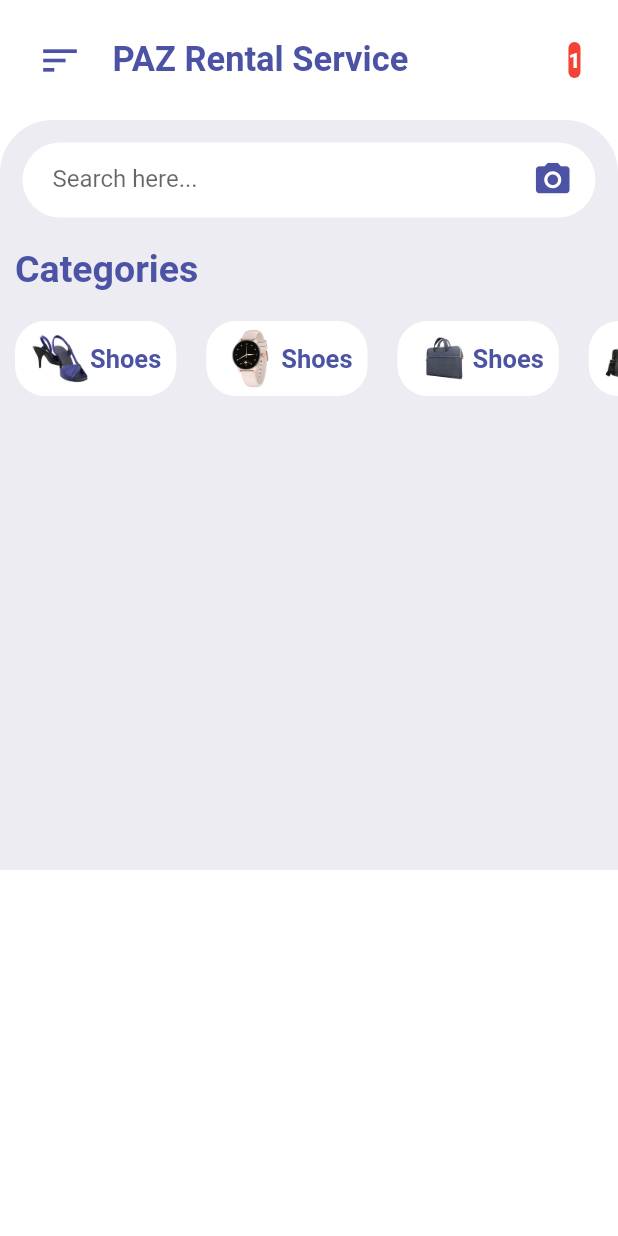
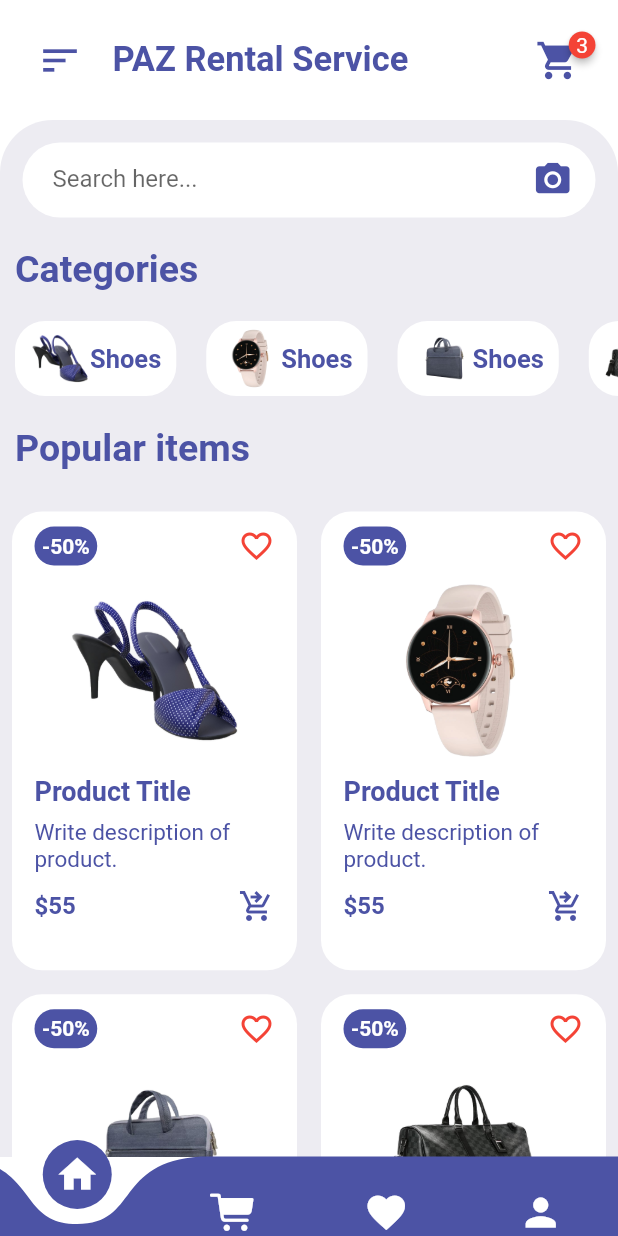
Before and after one commit to Phyo2000/rental_user, a Flutter app: the HomePage screen opened by its route, on a phone screen of 412 x 824 dp. Run offline on Flutter 3.47's test engine with Material 2 defaults, Android fonts, the light colour scheme and no system bars; drawn by our look-alikes of badges, curved_navigation_bar; our stand-ins replace dio.

Commit message:
Home page UI

```diff
--- /dev/null
+++ b/lib/cart/views/cart_page.dart
@@ -0,0 +1,17 @@
+import 'package:flutter/material.dart';
+import 'package:rental_user/cart/widgets/cart_appbar.dart';
+
+class CartPage extends StatelessWidget {
+  const CartPage({super.key});
+
+  @override
+  Widget build(BuildContext context) {
+    return Scaffold(
+      body: ListView(
+        children: [
+          CartAppBar(),
+        ],
+      ),
+    );
+  }
+}
--- /dev/null
+++ b/lib/cart/widgets/cart_appbar.dart
@@ -0,0 +1,10 @@
+import 'package:flutter/material.dart';
+
+class CartAppBar extends StatelessWidget {
+  const CartAppBar({super.key});
+
+  @override
+  Widget build(BuildContext context) {
+    return const Placeholder();
+  }
+}
--- a/lib/home/views/home_page.dart
+++ b/lib/home/views/home_page.dart
@@ -1,10 +1,9 @@
-import 'dart:math';
-
+import 'package:curved_navigation_bar/curved_navigation_bar.dart';
+import 'package:flutter/cupertino.dart';
 import 'package:flutter/material.dart';
-import 'package:flutter/src/widgets/framework.dart';
-import 'package:flutter/src/widgets/placeholder.dart';
 import 'package:rental_user/home/widgets/categories_widget.dart';
 import 'package:rental_user/home/widgets/home_appbar.dart';
+import 'package:rental_user/home/widgets/items_widget.dart';
 
 class HomePage extends StatelessWidget {
   const HomePage({super.key});
@@ -15,8 +14,10 @@ class HomePage extends StatelessWidget {
       body: ListView(
         children: [
           const HomeAppBar(),
+
+          // Search
+
           Container(
-            height: 500,
             padding: const EdgeInsets.only(top: 15),
             decoration: BoxDecoration(
               color: Color(0xFFEDECF2),
@@ -56,6 +57,9 @@ class HomePage extends StatelessWidget {
                     ],
                   ),
                 ),
+
+                // Categories
+
                 Container(
                   alignment: Alignment.centerLeft,
                   margin: const EdgeInsets.symmetric(
@@ -72,10 +76,57 @@ class HomePage extends StatelessWidget {
                   ),
                 ),
 
-                // Categories
+                // Categories Widget
+
                 CategoriesWidget(),
+
+                // Items
+
+                Container(
+                  alignment: Alignment.centerLeft,
+                  margin: EdgeInsets.symmetric(vertical: 20, horizontal: 10),
+                  child: Text(
+                    "Popular items",
+                    style: TextStyle(
+                      fontSize: 25,
+                      fontWeight: FontWeight.bold,
+                      color: Color(0xFF4C53A5),
+                    ),
+                  ),
+                ),
+
+                // Items Widget
+                ItemsWidget(),
               ],
             ),
+          ),
+        ],
+      ),
+      bottomNavigationBar: CurvedNavigationBar(
+        backgroundColor: Colors.transparent,
+        onTap: (index) {},
+        height: 53,
+        color: Color(0xFF4C53A5),
+        items: [
+          Icon(
+            Icons.home,
+            size: 30,
+            color: Colors.white,
+          ),
+          Icon(
+            CupertinoIcons.cart_fill,
+            size: 30,
+            color: Colors.white,
+          ),
+          Icon(
+            Icons.favorite,
+            size: 30,
+            color: Colors.white,
+          ),
+          Icon(
+            Icons.person,
+            size: 30,
+            color: Colors.white,
           ),
         ],
       ),
--- a/lib/home/widgets/home_appbar.dart
+++ b/lib/home/widgets/home_appbar.dart
@@ -30,23 +30,20 @@ class HomeAppBar extends StatelessWidget {
             ),
           ),
           const Spacer(),
-          AnimatedContainer(
-            duration: Duration(milliseconds: 500),
-            height: 24,
-            decoration: BoxDecoration(
-              color: Colors.red,
-              borderRadius: BorderRadius.circular(12),
+          badges.Badge(
+            onTap: () {
+              Navigator.pushNamed(context, '/cart');
+            },
+            badgeContent: Text(
+              '3',
+              style: TextStyle(color: Colors.white),
             ),
-            child: Center(
-              child: Text(
-                '1',
-                style: TextStyle(
-                  color: Colors.white,
-                  fontWeight: FontWeight.bold,
-                ),
-              ),
+            child: Icon(
+              Icons.shopping_cart,
+              size: 30,
+              color: Color(0xFF4C53A5),
             ),
-          ),
+          )
         ],
       ),
     );
--- /dev/null
+++ b/lib/home/widgets/items_widget.dart
@@ -0,0 +1,106 @@
+import 'package:flutter/material.dart';
+
+class ItemsWidget extends StatelessWidget {
+  const ItemsWidget({super.key});
+
+  @override
+  Widget build(BuildContext context) {
+    return GridView.count(
+      childAspectRatio: 0.64,
+      physics: NeverScrollableScrollPhysics(),
+      crossAxisCount: 2,
+      shrinkWrap: true,
+      children: [
+        for (int i = 1; i < 5; i++)
+          Container(
+            padding: const EdgeInsets.only(left: 15, right: 15, top: 10),
+            margin: const EdgeInsets.symmetric(vertical: 8, horizontal: 8),
+            decoration: BoxDecoration(
+              color: Colors.white,
+              borderRadius: BorderRadius.circular(20),
+            ),
+            child: Column(
+              children: [
+                Row(
+                  mainAxisAlignment: MainAxisAlignment.spaceBetween,
+                  children: [
+                    Container(
+                      padding: const EdgeInsets.all(5),
+                      decoration: BoxDecoration(
+                        color: Color(0xFF4C53A5),
+                        borderRadius: BorderRadius.circular(20),
+                      ),
+                      child: Text(
+                        "-50%",
+                        style: TextStyle(
+                          fontSize: 14,
+                          color: Colors.white,
+                          fontWeight: FontWeight.bold,
+                        ),
+                      ),
+                    ),
+                    Icon(
+                      Icons.favorite_border,
+                      color: Colors.red,
+                    )
+                  ],
+                ),
+                InkWell(
+                  onTap: () {},
+                  child: Container(
+                    margin: const EdgeInsets.all(10),
+                    child: Image.asset(
+                      "assets/images/$i.png",
+                      height: 120,
+                      width: 120,
+                    ),
+                  ),
+                ),
+                Container(
+                  padding: const EdgeInsets.only(bottom: 8),
+                  alignment: Alignment.centerLeft,
+                  child: Text(
+                    "Product Title",
+                    style: TextStyle(
+                      fontSize: 18,
+                      color: Color(0xFF4C53A5),
+                      fontWeight: FontWeight.bold,
+                    ),
+                  ),
+                ),
+                Container(
+                  alignment: Alignment.centerLeft,
+                  child: Text(
+                    "Write description of product.",
+                    style: TextStyle(
+                      fontSize: 15,
+                      color: Color(0xFF4C53A5),
+                    ),
+                  ),
+                ),
+                Padding(
+                  padding: const EdgeInsets.symmetric(vertical: 10),
+                  child: Row(
+                    mainAxisAlignment: MainAxisAlignment.spaceBetween,
+                    children: [
+                      Text(
+                        "\$55",
+                        style: TextStyle(
+                            fontSize: 16,
+                            fontWeight: FontWeight.bold,
+                            color: Color(0xFF4C53A5)),
+                      ),
+                      Icon(
+                        Icons.shopping_cart_checkout,
+                        color: Color(0xFF4C53A5),
+                      ),
+                    ],
+                  ),
+                ),
+              ],
+            ),
+          ),
+      ],
+    );
+  }
+}
--- a/lib/main.dart
+++ b/lib/main.dart
@@ -1,6 +1,7 @@
 import 'package:flutter/material.dart';
 import 'package:rental_user/authentication/views/login_screen.dart';
 import 'package:rental_user/authentication/views/register_screen.dart';
+import 'package:rental_user/cart/views/cart_page.dart';
 
 import 'home/views/home_page.dart';
 
@@ -27,6 +28,7 @@ class RentalApp extends StatelessWidget {
         '/': (context) => const LoginPage(),
         '/register': (context) => const RegisterPage(),
         '/home': (context) => const HomePage(),
+        '/cart': (context) => const CartPage(),
       },
     );
   }
--- a/pubspec.yaml
+++ b/pubspec.yaml
@@ -34,6 +34,7 @@ dependencies:
   dio: ^5.1.1
   provider: ^6.0.5
   badges: ^3.1.1
+  curved_navigation_bar: ^1.0.3
   # The following adds the Cupertino Icons font to your application.
   # Use with the CupertinoIcons class for iOS style icons.
   cupertino_icons: ^1.0.2
```
Also changed, not shown: pubspec.lock.
